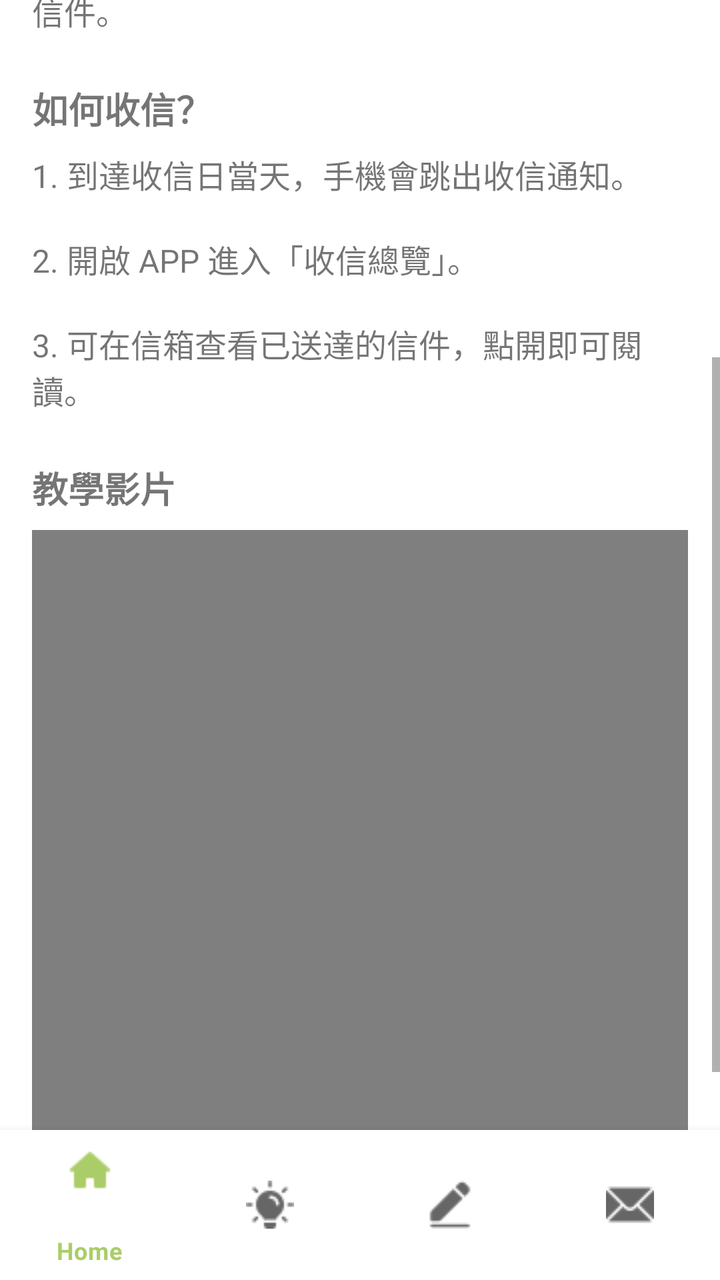
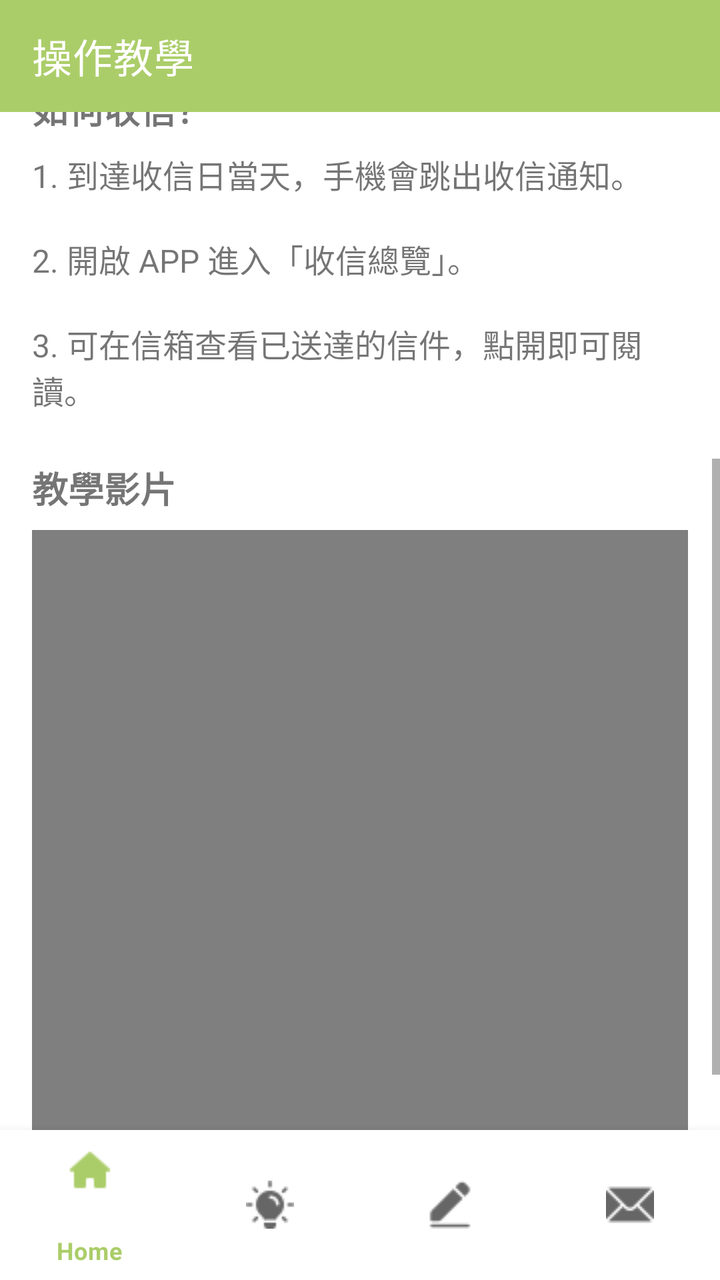

Screens rendered from an Android XML layout before and after an edit, with the pre-edit source and the edit as a unified diff.
<!-- AndroidManifest.xml: application theme Theme.FutureMeMailApp -->
<!-- res/layout/activity_instruct.xml -->
<?xml version="1.0" encoding="utf-8"?>
<androidx.constraintlayout.widget.ConstraintLayout xmlns:android="http://schemas.android.com/apk/res/android"
    xmlns:app="http://schemas.android.com/apk/res-auto"
    xmlns:tools="http://schemas.android.com/tools"
    android:id="@+id/main"
    android:layout_width="match_parent"
    android:layout_height="match_parent"
    tools:context=".InstructActivity">

    
    <ScrollView
        android:id="@+id/scrollInstruct"
        android:layout_width="0dp"
        android:layout_height="wrap_content"
        android:fillViewport="true"
        app:layout_constrainedHeight="true"
        app:layout_constraintTop_toTopOf="parent"
        app:layout_constraintBottom_toTopOf="@id/bottomNavigationView"
        app:layout_constraintStart_toStartOf="parent"
        app:layout_constraintEnd_toEndOf="parent">

        <LinearLayout
            android:layout_width="match_parent"
            android:layout_height="wrap_content"
            android:orientation="vertical"
            android:padding="16dp">

            
            <TextView
                android:id="@+id/tvInstructionTitle"
                android:layout_width="wrap_content"
                android:layout_height="wrap_content"
                android:text="操作教學：使用信運草Tips"
                android:textSize="22sp"
                android:textStyle="bold"
                android:layout_marginBottom="20dp" />

            
            <TextView
                android:layout_width="wrap_content"
                android:layout_height="wrap_content"
                android:text="如何撰寫信件？"
                android:textSize="18sp"
                android:textStyle="bold"
                android:layout_marginBottom="8dp" />

            <TextView
                android:layout_width="wrap_content"
                android:layout_height="wrap_content"
                android:text="1. 在首頁點選「開始寫信」進入寫信頁面。
                \n\n2. 設定寄送日期，輸入主旨與內容。
                \n\n3. 點擊「送出」後，信件會儲存到系統並排程提醒。
                \n\n4. 可在「收信總覽」的月曆上查看即將收到的信件。"
                android:textSize="16sp"
                android:layout_marginBottom="24dp" />

            
            <TextView
                android:layout_width="wrap_content"
                android:layout_height="wrap_content"
                android:text="如何收信？"
                android:textSize="18sp"
                android:textStyle="bold"
                android:layout_marginBottom="8dp" />

            <TextView
                android:layout_width="wrap_content"
                android:layout_height="wrap_content"
                android:text="1. 到達收信日當天，手機會跳出收信通知。
                \n\n2. 開啟 APP 進入「收信總覽」。
                \n\n3. 可在信箱查看已送達的信件，點開即可閱讀。"
                android:textSize="16sp"
                android:layout_marginBottom="24dp" />

            
            <TextView
                android:id="@+id/tvVideoTitle"
                android:layout_width="wrap_content"
                android:layout_height="wrap_content"
                android:text="教學影片"
                android:textSize="18sp"
                android:textStyle="bold"
                android:layout_marginBottom="8dp" />

            
            <VideoView
                android:id="@+id/videoTutorial"
                android:layout_width="match_parent"
                android:layout_height="300dp"
                android:layout_marginBottom="30dp" />

        </LinearLayout>
    </ScrollView>

    
    <com.google.android.material.bottomnavigation.BottomNavigationView
        android:id="@+id/bottomNavigationView"
        android:layout_width="0dp"
        android:layout_height="75dp"
        app:layout_constraintBottom_toBottomOf="parent"
        app:layout_constraintStart_toStartOf="parent"
        app:layout_constraintEnd_toEndOf="parent"
        app:menu="@menu/bottom_nav_menu" />

</androidx.constraintlayout.widget.ConstraintLayout>
<!-- resources referenced by this layout -->
<resources>
  <style name="Theme.FutureMeMailApp" parent="Theme.MaterialComponents.DayNight.DarkActionBar">
          
          
          
          <item name="colorPrimary">@color/green_200</item>
          <item name="colorPrimaryVariant">@color/green_700</item>
          <item name="colorOnPrimary">@color/white</item>
          
          <item name="colorSecondary">@color/teal_200</item>
          <item name="colorSecondaryVariant">@color/teal_700</item>
          <item name="colorOnSecondary">@color/black</item>
          
          <item name="android:statusBarColor" tools:targetApi="l">?attr/colorPrimaryVariant</item>
      </style>
  <color name="green_200">#ABCD69</color>
  <color name="green_700">#0F502F</color>
  <color name="white">#FFFFFFFF</color>
  <color name="teal_200">#FF03DAC5</color>
  <color name="teal_700">#FF018786</color>
  <color name="black">#FF000000</color>
</resources>

<!-- the commit's change to res/layout/activity_instruct.xml (unified diff, before → after) -->
@@ -7,14 +7,24 @@
     android:layout_height="match_parent"
     tools:context=".InstructActivity">
 
+    <com.google.android.material.appbar.MaterialToolbar
+        android:id="@+id/toolbar_instruct"
+        android:layout_width="0dp"
+        android:layout_height="wrap_content"
+        android:background="?attr/colorPrimary"
+        app:title="操作教學"
+        app:titleTextColor="?attr/colorOnPrimary"
+        app:layout_constraintEnd_toEndOf="parent"
+        app:layout_constraintStart_toStartOf="parent"
+        app:layout_constraintTop_toTopOf="parent" />
+
     
     <ScrollView
         android:id="@+id/scrollInstruct"
         android:layout_width="0dp"
-        android:layout_height="wrap_content"
+        android:layout_height="0dp"
         android:fillViewport="true"
-        app:layout_constrainedHeight="true"
-        app:layout_constraintTop_toTopOf="parent"
+        app:layout_constraintTop_toBottomOf="@+id/toolbar_instruct"
         app:layout_constraintBottom_toTopOf="@id/bottomNavigationView"
         app:layout_constraintStart_toStartOf="parent"
         app:layout_constraintEnd_toEndOf="parent">
@@ -24,16 +34,6 @@
             android:layout_height="wrap_content"
             android:orientation="vertical"
             android:padding="16dp">
-
-            
-            <TextView
-                android:id="@+id/tvInstructionTitle"
-                android:layout_width="wrap_content"
-                android:layout_height="wrap_content"
-                android:text="操作教學：使用信運草Tips"
-                android:textSize="22sp"
-                android:textStyle="bold"
-                android:layout_marginBottom="20dp" />
 
             
             <TextView
<!-- resource entries referenced after the edit -->
@@ -1,6 +1,6 @@
 <!-- resources referenced by this layout -->
 <resources>
-  <style name="Theme.FutureMeMailApp" parent="Theme.MaterialComponents.DayNight.DarkActionBar">
+  <style name="Theme.FutureMeMailApp" parent="Theme.MaterialComponents.DayNight.NoActionBar">
           
           
           
